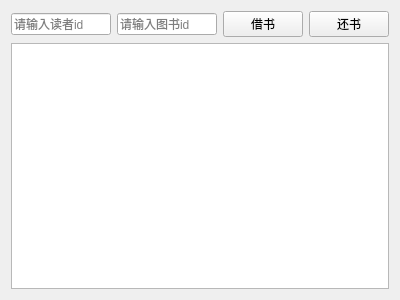
ay212/BookBorrowSystem, file borrowreturnview.ui: the form before one commit.
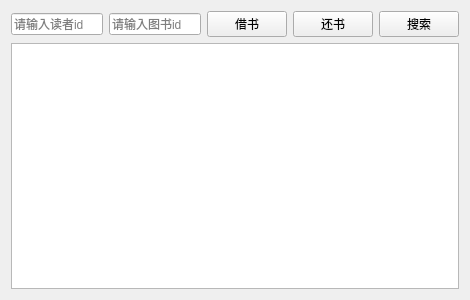
The form after the commit.

Patch:
```diff
--- a/borrowreturnview.ui
+++ b/borrowreturnview.ui
@@ -6,7 +6,7 @@
    <rect>
     <x>0</x>
     <y>0</y>
-    <width>400</width>
+    <width>470</width>
     <height>300</height>
    </rect>
   </property>
@@ -44,6 +44,13 @@
        </property>
       </widget>
      </item>
+     <item>
+      <widget class="QPushButton" name="btnSearch">
+       <property name="text">
+        <string>搜索</string>
+       </property>
+      </widget>
+     </item>
     </layout>
    </item>
    <item row="1" column="0">
```
